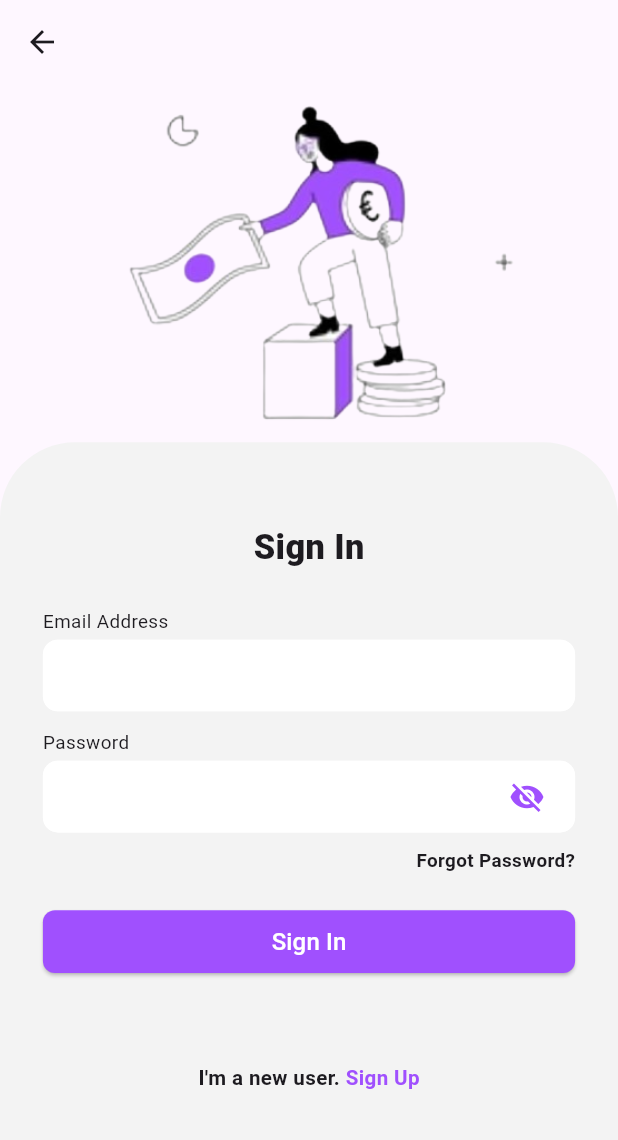
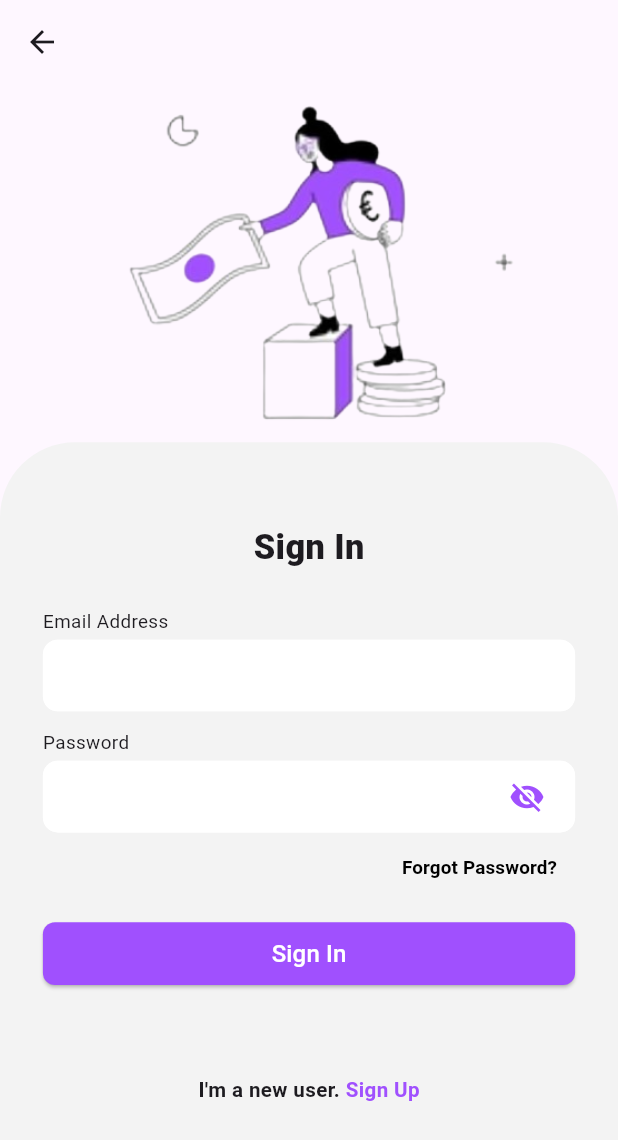
Before and after one commit to habeeb321/Sky-WebDesign, a Flutter app: the LoginScreen screen opened directly, on a phone screen of 412 x 824 dp. Shown: the top 1140 px of the screen. Run offline on Flutter 3.47's test engine with Material 3 defaults, Android fonts, the light colour scheme and no system bars; our stand-ins replace dots_indicator, firebase_auth, firebase_core, flutter_screenutil, flutter_secure_storage, get; accounts and stored records are empty.

Commit message:
signin screen forgot password ui modified

```diff
--- a/lib/views/signup_sigin_screen/signin_screen/signin_screen.dart
+++ b/lib/views/signup_sigin_screen/signin_screen/signin_screen.dart
@@ -110,21 +110,21 @@ class LoginScreen extends GetView<SkywebController> {
                             ),
                           ),
                         ),
-                        const SizedBox(height: 10),
                         Align(
                           alignment: Alignment.centerRight,
-                          child: GestureDetector(
-                            onTap: () {},
+                          child: TextButton(
+                            onPressed: () {},
                             child: Text(
                               'Forgot Password?',
                               style: TextStyle(
                                 fontSize: 11.sp,
                                 fontWeight: FontWeight.bold,
+                                color: Colors.black,
                               ),
                             ),
                           ),
                         ),
-                        SizedBox(height: 20.h),
+                        SizedBox(height: 10.h),
                         Center(
                           child: SizedBox(
                             height: 35.h,
```
